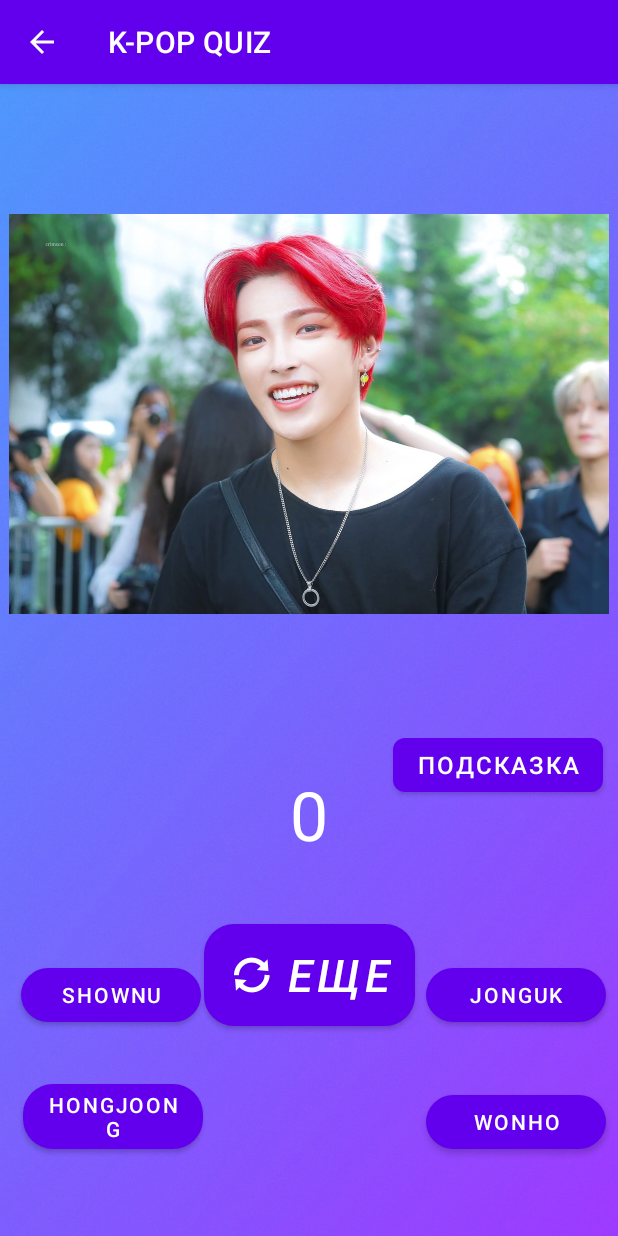
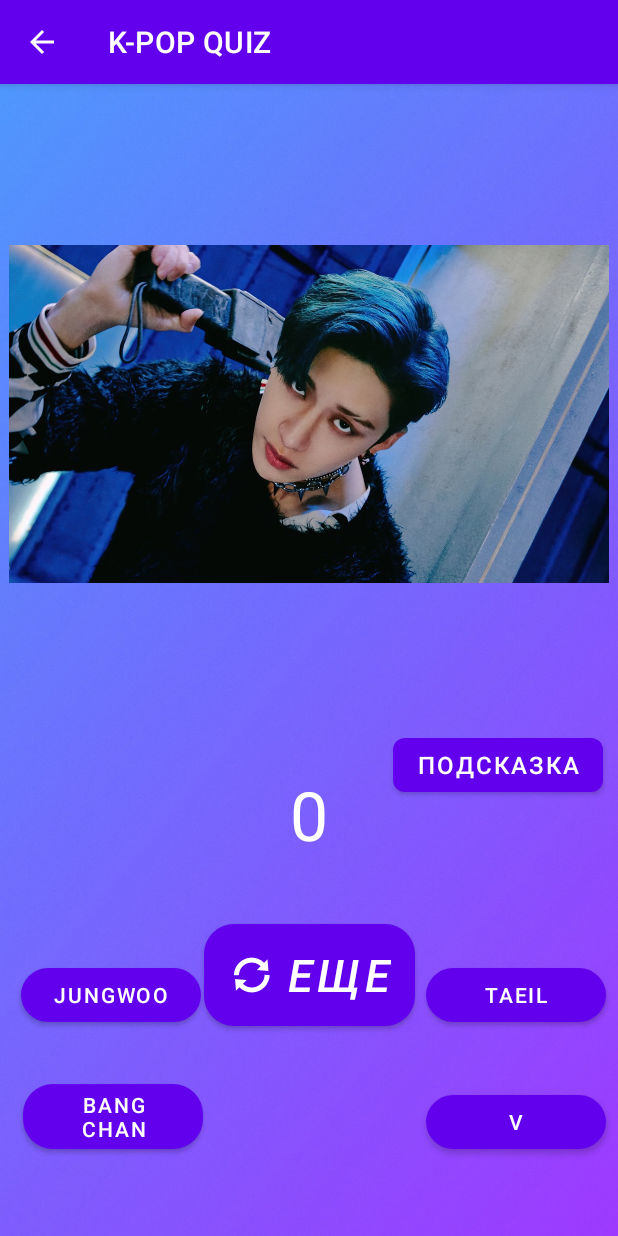
Before and after one commit to Plovotok/my_projects, an Android app: the ManGroupsActivity screen opened directly, with no data from a screen before it, after a tap on "ЕЩЕ", on a phone screen of 412 x 824 dp. Run offline under Robolectric (Android 15) with nearby library versions, the phone set to English and light mode, and no system bars.

Commit message:
added nct 127 participants

```diff
--- a/app/src/main/java/com/example/myapplication/model/ManGroupsData.kt
+++ b/app/src/main/java/com/example/myapplication/model/ManGroupsData.kt
@@ -39,7 +39,17 @@ class ManGroupsData() {
             "Seongwa" to R.drawable.atz_seongwa,
             "Wooyoung" to R.drawable.atz_wooyoung,
             "Yeosang" to R.drawable.atz_yeosang,
-            "Yunho" to R.drawable.atz_yunho
+            "Yunho" to R.drawable.atz_yunho,
+
+            "Doyong" to R.drawable.nct_doyong,
+            "Haechan" to R.drawable.nct_haechan,
+            "Johnny" to R.drawable.nct_johnny,
+            "Jungwoo" to R.drawable.nct_jungwoo,
+            "Mark" to R.drawable.nct_mark,
+            "Taeil" to R.drawable.nct_taeil,
+            "Taeyong" to R.drawable.nct_taeyong,
+            "Winwin" to R.drawable.nct_winwin,
+            "Yuta" to R.drawable.nct_yuta,
 
             )
     }
--- a/app/src/main/res/layout/activity_main.xml
+++ b/app/src/main/res/layout/activity_main.xml
@@ -25,8 +25,9 @@
         android:layout_width="wrap_content"
         android:layout_height="wrap_content"
         android:onClick="showRules"
-        android:text="RULES"
+        android:text="@string/rules"
         app:cornerRadius="20dp"
+        app:icon="@android:drawable/ic_menu_sort_by_size"
         app:layout_constraintBottom_toTopOf="@+id/imageView"
         app:layout_constraintEnd_toEndOf="parent"
         app:layout_constraintHorizontal_bias="0.897"
--- a/app/src/main/res/values/strings.xml
+++ b/app/src/main/res/values/strings.xml
@@ -4,4 +4,5 @@
     <string name="reset_btn">ЕЩЕ</string>
     <string name="btn_help">Подсказка</string>
     <string name="participant_image">participiant\'s image</string>
+    <string name="rules">Правила</string>
 </resources>
```
Also changed, not shown: app/src/main/res/drawable/nct_doyong.jpg (added), app/src/main/res/drawable/nct_haechan.jpg (added), app/src/main/res/drawable/nct_johnny.jpg (added), app/src/main/res/drawable/nct_jungwoo.jpg (added), app/src/main/res/drawable/nct_mark.jpg (added), app/src/main/res/drawable/nct_taeil.jpg (added), app/src/main/res/drawable/nct_taeyong.jpg (added), app/src/main/res/drawable/nct_winwin.jpg (added), app/src/main/res/drawable/nct_yuta.jpg (added).
